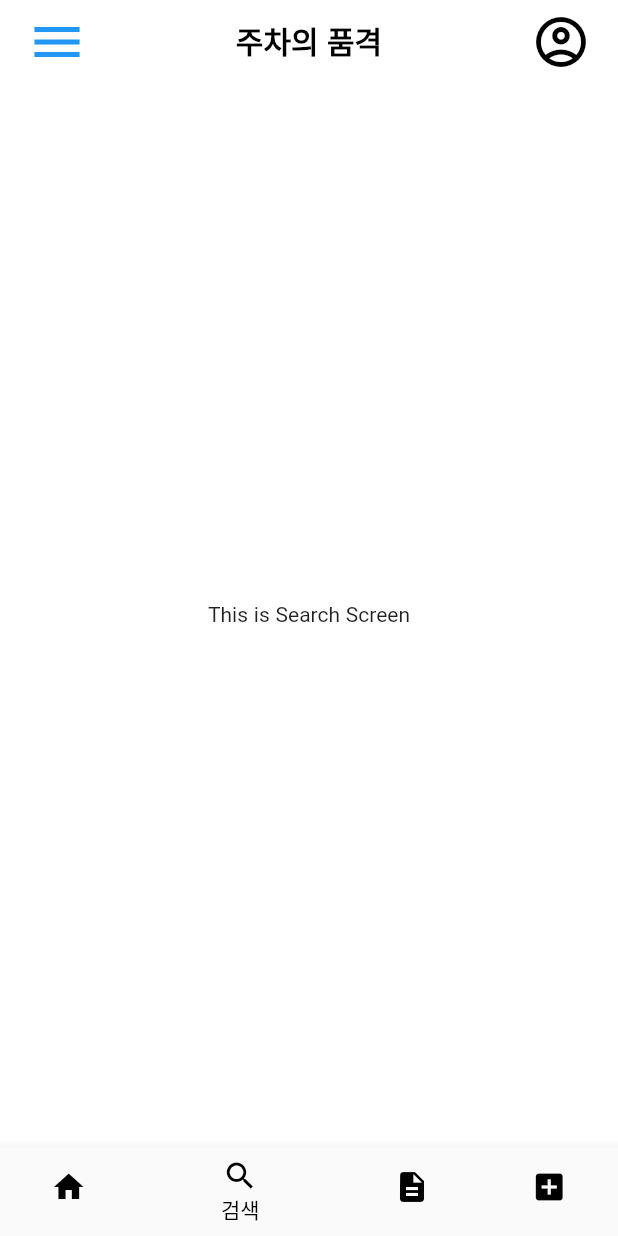
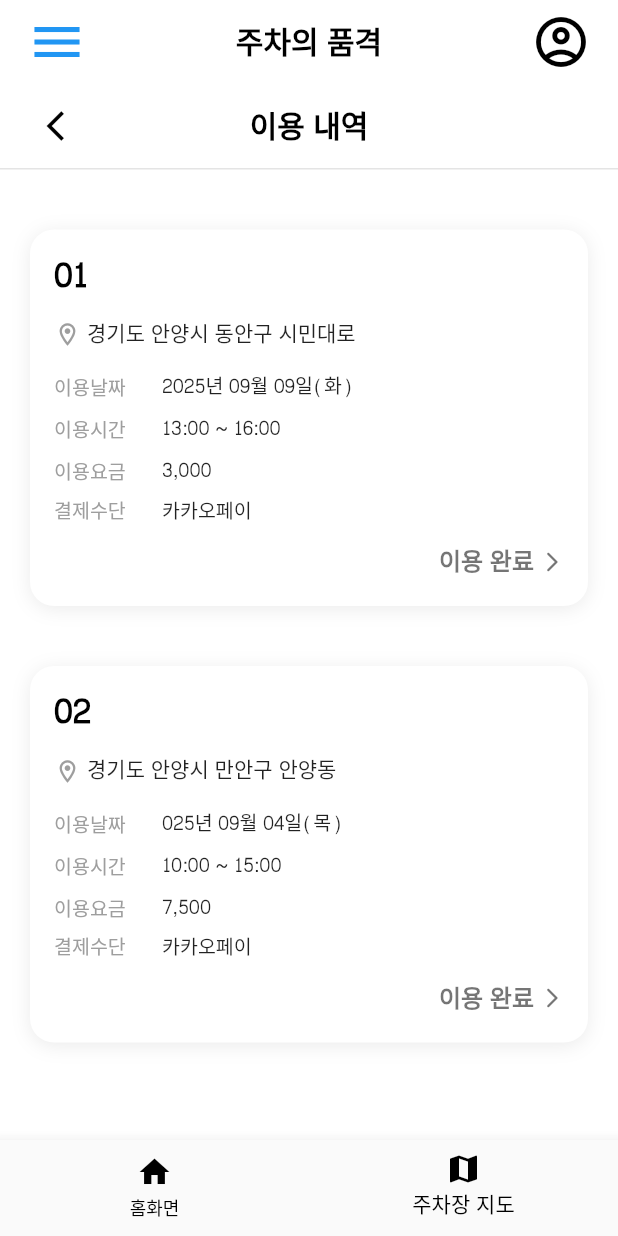
Before and after one commit to Funital/ClassyParking, a Flutter app: the screen it shows after launch, item 2 of the bottom bar chosen, on a phone screen of 412 x 824 dp. Run offline on Flutter 3.47's test engine with Material 3 defaults, Android fonts, the phone set to English and light mode, and no system bars; our stand-ins replace go_router.

Commit message:
[#9] 이용 내역 페이지 구현
#9

```diff
--- a/classy_parking/lib/core/router/app_router.dart
+++ b/classy_parking/lib/core/router/app_router.dart
@@ -1,4 +1,5 @@
 import 'package:classy_parking/core/router/route_path.dart';
+import 'package:classy_parking/presentation/screens/bill/bill_screen.dart';
 import 'package:classy_parking/presentation/screens/home/info/info_screen.dart';
 import 'package:classy_parking/presentation/screens/home/video/video_screen.dart';
 import 'package:classy_parking/presentation/screens/my_page/my_page_screen.dart';
@@ -25,6 +26,7 @@ final Map<String, GoRouterWidgetBuilder> routeBuilders = {
   RoutePath.myPage: (context, state) => const MyPageScreen(),
   RoutePath.home_video: (context, state) => const VideoScreen(),
   RoutePath.home_info: (context, state) => const InfoScreen(),
+  RoutePath.bill: (context, state) => const BillScreen(),
 };
 
 // 앱바 고정 경로 목록 -> 여기 적으면 앱바 고정됨.
--- a/classy_parking/lib/core/router/route_path.dart
+++ b/classy_parking/lib/core/router/route_path.dart
@@ -8,4 +8,7 @@ class RoutePath {
   /// myPage
   static const String myPage = '/my_page/my_page_screen';
 
+  /// Bill
+  static const String bill = '/bill/bill_screen';
+
 }
--- /dev/null
+++ b/classy_parking/lib/presentation/screens/bill/bill_model.dart
@@ -0,0 +1,21 @@
+import 'dart:ui';
+
+class BillModel {
+  final String index;
+  final String address;
+  final String date;
+  final String time;
+  final String fee;
+  final String payment;
+  final VoidCallback onTap;
+
+  const BillModel({
+    required this.index,
+    required this.address,
+    required this.date,
+    required this.time,
+    required this.fee,
+    required this.payment,
+    required this.onTap,
+  });
+}
--- /dev/null
+++ b/classy_parking/lib/presentation/screens/bill/bill_screen.dart
@@ -0,0 +1,47 @@
+import 'package:classy_parking/presentation/screens/bill/component/bill_box.dart';
+import 'package:classy_parking/presentation/widgets/custom_sub_app_bar.dart';
+import 'package:flutter/material.dart';
+import 'package:provider/provider.dart';
+
+import 'bill_view_model.dart';
+
+class BillScreen extends StatelessWidget {
+  const BillScreen({super.key});
+
+  @override
+  Widget build(BuildContext context) {
+    return Scaffold(
+      appBar: CustomSubAppBar(title: '이용 내역'),
+      body: ChangeNotifierProvider(
+        create: (_) => BillViewModel(),
+        child: Consumer<BillViewModel>(
+          builder: (context, billViewModel, child) {
+            final bills = billViewModel.getTopBill(context);
+            return Column(
+              children: [
+                const SizedBox(height: 20),
+                Expanded(
+                  child: ListView.builder(
+                    itemCount: bills.length,
+                    itemBuilder: (context, index) {
+                      final bill = bills[index];
+                      return BillBox(
+                        index: bill.index,
+                        address: bill.address,
+                        date: bill.date,
+                        time: bill.time,
+                        fee: bill.fee,
+                        payment: bill.payment,
+                        onTap: bill.onTap,
+                      );
+                    },
+                  ),
+                ),
+              ],
+            );
+          },
+        ),
+      ),
+    );
+  }
+}
--- /dev/null
+++ b/classy_parking/lib/presentation/screens/bill/bill_view_model.dart
@@ -0,0 +1,25 @@
+import 'package:classy_parking/presentation/screens/bill/bill_model.dart';
+import 'package:flutter/material.dart';
+
+class BillViewModel extends ChangeNotifier {
+  List<BillModel> getTopBill(BuildContext context) => [
+    BillModel(
+        index: '01',
+        address: '경기도 안양시 동안구 시민대로',
+        date: '2025년 09월 09일(화)',
+        time: '13:00 ~ 16:00',
+        fee: '3,000',
+        payment: '카카오페이',
+        onTap: () {  }
+    ),
+    BillModel(
+        index: '02',
+        address: '경기도 안양시 만안구 안양동',
+        date: '025년 09월 04일(목)',
+        time: '10:00 ~ 15:00',
+        fee: '7,500',
+        payment: '카카오페이',
+        onTap: () {  }
+    ),
+  ];
+}
--- /dev/null
+++ b/classy_parking/lib/presentation/screens/bill/component/bill_box.dart
@@ -0,0 +1,131 @@
+import 'package:classy_parking/core/constants/font.dart';
+import 'package:flutter/material.dart';
+
+class BillBox extends StatelessWidget {
+  final String index;
+  final String address;
+  final String date;
+  final String time;
+  final String fee;
+  final String payment;
+  final VoidCallback onTap;
+
+  const BillBox({
+    Key? key,
+    required this.index,
+    required this.address,
+    required this.date,
+    required this.time,
+    required this.fee,
+    required this.payment,
+    required this.onTap,
+  }) : super(key: key);
+
+  @override
+  Widget build(BuildContext context) {
+    return Container(
+      margin: const EdgeInsets.all(20),
+      padding: const EdgeInsets.all(16),
+      decoration: BoxDecoration(
+        color: Colors.white,
+        borderRadius: BorderRadius.circular(16),
+        boxShadow: [
+          BoxShadow(
+            color: Colors.black.withOpacity(0.08),
+            blurRadius: 10,
+            offset: const Offset(0, 2),
+          ),
+        ],
+      ),
+      child: Column(
+        crossAxisAlignment: CrossAxisAlignment.start,
+        children: [
+          // Top row with index
+          Row(
+            mainAxisAlignment: MainAxisAlignment.start,
+            children: [
+              Text(
+                index,
+                style: AppFont.size22.copyWith(
+                  fontWeight: FontWeight.w800,
+                  color: Colors.black
+                )
+              ),
+            ],
+          ),
+          const SizedBox(height: 8),
+          // Address row with icon
+          Row(
+            children: [
+              const Icon(
+                Icons.location_on_outlined,
+                color: Colors.grey,
+                size: 18,
+              ),
+              const SizedBox(width: 4),
+              Expanded(
+                child: Text(
+                  address,
+                  style: const TextStyle(fontSize: 14, color: Colors.black87),
+                  overflow: TextOverflow.ellipsis,
+                ),
+              ),
+            ],
+          ),
+          const SizedBox(height: 10),
+          // Info rows
+          _infoRow('이용날짜', date),
+          const SizedBox(height: 4),
+          _infoRow('이용시간', time),
+          const SizedBox(height: 4),
+          _infoRow('이용요금', fee),
+          const SizedBox(height: 4),
+          _infoRow('결제수단', payment),
+          const SizedBox(height: 12),
+          // Status at bottom right wrapped with GestureDetector
+          GestureDetector(
+            onTap: onTap,
+            child: Row(
+              mainAxisAlignment: MainAxisAlignment.end,
+              children: [
+                Text(
+                  '이용 완료',
+                  style: AppFont.size16.copyWith(
+                    fontWeight: FontWeight.w600,
+                    color: Colors.black54,
+                  ),
+                ),
+                const SizedBox(width: 4),
+                const Icon(
+                  Icons.arrow_forward_ios_rounded,
+                  size: 16,
+                  color: Colors.black54,
+                ),
+              ],
+            ),
+          ),
+        ],
+      ),
+    );
+  }
+
+  Widget _infoRow(String label, String value) {
+    return Row(
+      children: [
+        SizedBox(
+          width: 72,
+          child: Text(
+            label,
+            style: const TextStyle(color: Colors.grey, fontSize: 13),
+          ),
+        ),
+        Expanded(
+          child: Text(
+            value,
+            style: const TextStyle(fontSize: 13, color: Colors.black87),
+          ),
+        ),
+      ],
+    );
+  }
+}
--- a/classy_parking/lib/presentation/screens/home/home_view_model.dart
+++ b/classy_parking/lib/presentation/screens/home/home_view_model.dart
@@ -34,9 +34,11 @@ class HomeViewModel extends ChangeNotifier {
 
   List<HomeModel> getBottomMenu(BuildContext context) => [
     HomeModel(
-      title: "주차장 지도",
+      title: "이용 내역",
       icon: Icons.map,
-      onTap: () {},
+      onTap: () {
+        context.push(RoutePath.bill);
+      },
     ),
     HomeModel(
       title: "주차 모음 영상",
--- a/classy_parking/lib/presentation/screens/main/main_screen.dart
+++ b/classy_parking/lib/presentation/screens/main/main_screen.dart
@@ -1,9 +1,7 @@
-// main_screen.dart
-import 'package:classy_parking/presentation/screens/my_page/my_page_screen.dart';
+import 'package:classy_parking/presentation/screens/bill/bill_screen.dart';
 import 'package:flutter/material.dart';
 import '../../widgets/custom_tab_bar.dart';
 import '../home/home_screen.dart';
-import '../search/search_screen.dart';
 
 class MainScreen extends StatefulWidget {
   const MainScreen({super.key});
@@ -25,10 +23,7 @@ class _MainScreenState extends State<MainScreen> {
   Widget build(BuildContext context) {
     final screens = [
       const HomeScreen(),
-      const SearchScreen(),
-      const MyPageScreen(),
-      const Center(child: Text("History Tab")),
-      const Center(child: Text("More Tab")),
+      const BillScreen(),
     ];
 
     return Scaffold(
--- a/classy_parking/lib/presentation/screens/search/search_screen.dart
+++ /dev/null
@@ -1,12 +0,0 @@
-import 'package:flutter/material.dart';
-
-class SearchScreen extends StatelessWidget {
-  const SearchScreen({super.key});
-
-  @override
-  Widget build(BuildContext context) {
-    return const Center(
-      child: Text("This is Search Screen"),
-    );
-  }
-}
--- a/classy_parking/lib/presentation/widgets/custom_tab_bar.dart
+++ b/classy_parking/lib/presentation/widgets/custom_tab_bar.dart
@@ -23,21 +23,13 @@ class CustomTabBar extends StatelessWidget {
           icon: Icon(Icons.home),
           label: '홈화면',
         ),
-        BottomNavigationBarItem(
-          icon: Icon(Icons.search),
-          label: '검색',
-        ),
-        BottomNavigationBarItem(
-          icon: Icon(Icons.description),
-          label: '이용내역',
-        ),
         // BottomNavigationBarItem(
-        //   icon: Icon(Icons.person),
-        //   label: '내 정보',
+        //   icon: Icon(Icons.search),
+        //   label: '검색',
         // ),
         BottomNavigationBarItem(
-          icon: Icon(Icons.add_box),
-          label: '더보기',
+          icon: Icon(Icons.map),
+          label: '주차장 지도',
         ),
       ],
     );
```
Also changed, not shown: classy_parking/lib/presentation/screens/map/map_screen.dart (added).
